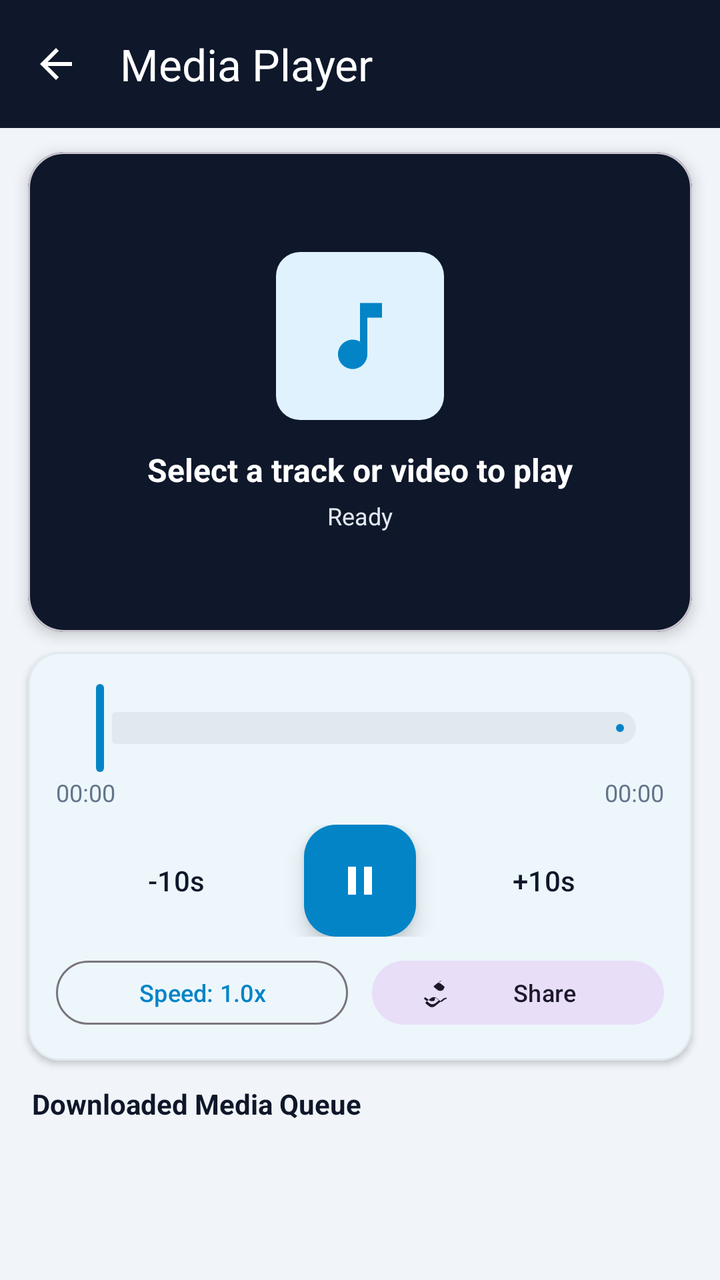
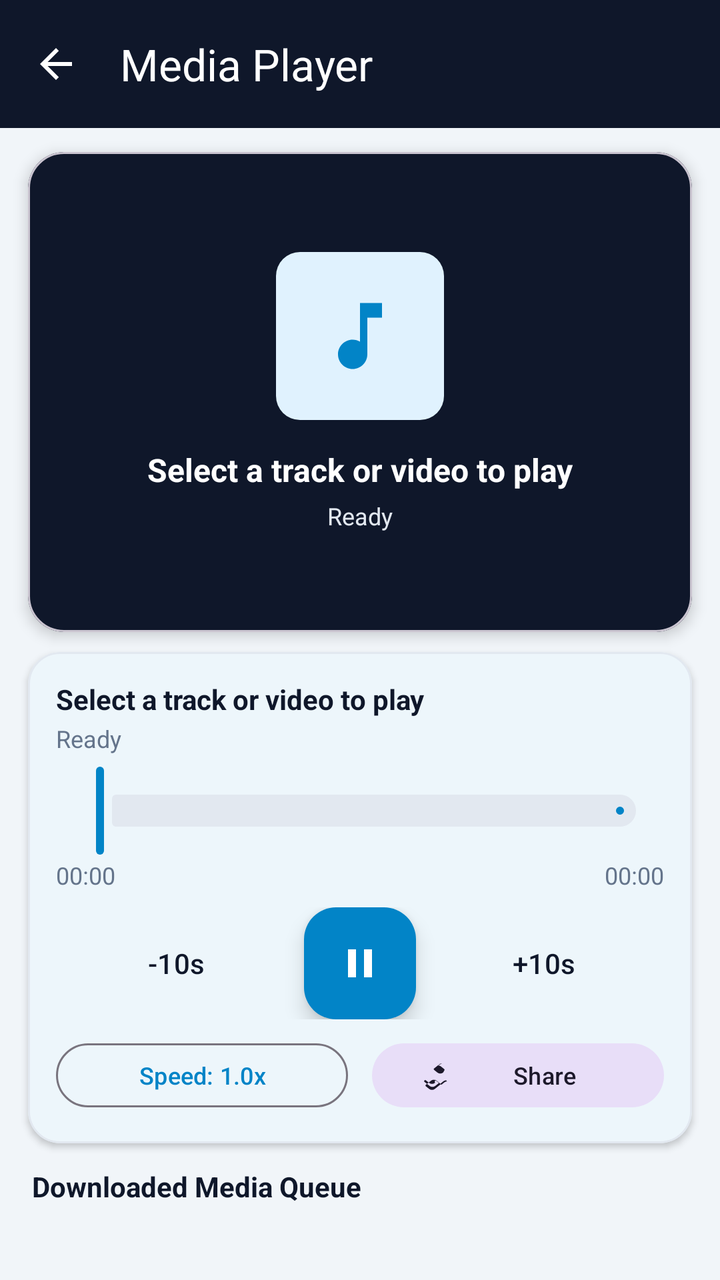

Compare the two renders of this Android layout. The source of the first and the diff that turns it into the second are given below.
<!-- AndroidManifest.xml: activity theme Theme.DownloadManager -->
<!-- res/layout/activity_media_player.xml -->
<?xml version="1.0" encoding="utf-8"?>
<LinearLayout
    xmlns:android="http://schemas.android.com/apk/res/android"
    xmlns:app="http://schemas.android.com/apk/res-auto"
    android:layout_width="match_parent"
    android:layout_height="match_parent"
    android:background="@color/colorBackground"
    android:orientation="vertical">

    <com.google.android.material.appbar.MaterialToolbar
        android:id="@+id/toolbar"
        android:layout_width="match_parent"
        android:layout_height="?attr/actionBarSize"
        android:background="@color/colorHeaderBg"
        app:navigationIcon="@drawable/ic_back"
        app:navigationIconTint="@color/white"
        app:title="@string/media_player"
        app:titleTextColor="@color/white" />

    
    <com.google.android.material.card.MaterialCardView
        android:layout_width="match_parent"
        android:layout_height="240dp"
        android:layout_marginHorizontal="14dp"
        android:layout_marginTop="12dp"
        app:cardBackgroundColor="@color/colorHeaderBg"
        app:cardCornerRadius="18dp"
        app:cardElevation="4dp">

        <FrameLayout
            android:layout_width="match_parent"
            android:layout_height="match_parent">

            <androidx.media3.ui.PlayerView
                android:id="@+id/playerView"
                android:layout_width="match_parent"
                android:layout_height="match_parent"
                android:visibility="gone"
                app:resize_mode="fit"
                app:use_controller="true" />

            <LinearLayout
                android:id="@+id/audioContainer"
                android:layout_width="match_parent"
                android:layout_height="match_parent"
                android:gravity="center"
                android:orientation="vertical"
                android:padding="16dp">

                <FrameLayout
                    android:layout_width="84dp"
                    android:layout_height="84dp"
                    android:background="@drawable/icon_badge_background">

                    <ImageView
                        android:id="@+id/ivArtwork"
                        android:layout_width="44dp"
                        android:layout_height="44dp"
                        android:layout_gravity="center"
                        android:contentDescription="@string/media_player"
                        android:src="@drawable/ic_music"
                        app:tint="@color/colorPrimary" />
                </FrameLayout>

                <TextView
                    android:id="@+id/tvMediaTitle"
                    android:layout_width="match_parent"
                    android:layout_height="wrap_content"
                    android:layout_marginTop="14dp"
                    android:ellipsize="end"
                    android:gravity="center"
                    android:maxLines="2"
                    android:text="Select a track or video to play"
                    android:textColor="@color/white"
                    android:textSize="16sp"
                    android:textStyle="bold" />

                <TextView
                    android:id="@+id/tvMediaSubtitle"
                    android:layout_width="match_parent"
                    android:layout_height="wrap_content"
                    android:layout_marginTop="4dp"
                    android:ellipsize="end"
                    android:gravity="center"
                    android:maxLines="1"
                    android:text="Ready"
                    android:textColor="@color/light_gray"
                    android:textSize="12sp" />
            </LinearLayout>
        </FrameLayout>
    </com.google.android.material.card.MaterialCardView>

    
    <com.google.android.material.card.MaterialCardView
        android:id="@+id/controlsCard"
        android:layout_width="match_parent"
        android:layout_height="wrap_content"
        android:layout_marginHorizontal="14dp"
        android:layout_marginTop="10dp"
        app:cardBackgroundColor="@color/colorSurface"
        app:cardCornerRadius="16dp"
        app:cardElevation="2dp"
        app:strokeColor="@color/colorBorder"
        app:strokeWidth="1dp">

        <LinearLayout
            android:layout_width="match_parent"
            android:layout_height="wrap_content"
            android:orientation="vertical"
            android:padding="14dp">

            <com.google.android.material.slider.Slider
                android:id="@+id/seekSlider"
                android:layout_width="match_parent"
                android:layout_height="wrap_content"
                android:value="0"
                android:valueFrom="0"
                android:valueTo="100"
                app:labelBehavior="gone"
                app:thumbColor="@color/colorPrimary"
                app:trackColorActive="@color/colorPrimary"
                app:trackColorInactive="@color/light_gray" />

            <LinearLayout
                android:layout_width="match_parent"
                android:layout_height="wrap_content"
                android:orientation="horizontal">

                <TextView
                    android:id="@+id/tvCurrentTime"
                    android:layout_width="wrap_content"
                    android:layout_height="wrap_content"
                    android:text="00:00"
                    android:textColor="@color/gray"
                    android:textSize="12sp" />

                <View
                    android:layout_width="0dp"
                    android:layout_height="0dp"
                    android:layout_weight="1" />

                <TextView
                    android:id="@+id/tvTotalTime"
                    android:layout_width="wrap_content"
                    android:layout_height="wrap_content"
                    android:text="00:00"
                    android:textColor="@color/gray"
                    android:textSize="12sp" />
            </LinearLayout>

            <LinearLayout
                android:layout_width="match_parent"
                android:layout_height="wrap_content"
                android:layout_marginTop="8dp"
                android:gravity="center"
                android:orientation="horizontal">

                <com.google.android.material.button.MaterialButton
                    android:id="@+id/btnRewind"
                    style="@style/Widget.Material3.Button.TextButton"
                    android:layout_width="wrap_content"
                    android:layout_height="44dp"
                    android:text="-10s"
                    android:textColor="@color/colorOnSurface" />

                <com.google.android.material.floatingactionbutton.FloatingActionButton
                    android:id="@+id/btnPlayPause"
                    android:layout_width="wrap_content"
                    android:layout_height="wrap_content"
                    android:layout_marginHorizontal="20dp"
                    android:contentDescription="@string/resume"
                    android:src="@drawable/ic_pause"
                    app:backgroundTint="@color/colorPrimary"
                    app:tint="@color/white" />

                <com.google.android.material.button.MaterialButton
                    android:id="@+id/btnForward"
                    style="@style/Widget.Material3.Button.TextButton"
                    android:layout_width="wrap_content"
                    android:layout_height="44dp"
                    android:text="+10s"
                    android:textColor="@color/colorOnSurface" />
            </LinearLayout>

            <LinearLayout
                android:layout_width="match_parent"
                android:layout_height="wrap_content"
                android:layout_marginTop="8dp"
                android:gravity="center"
                android:orientation="horizontal">

                <com.google.android.material.button.MaterialButton
                    android:id="@+id/btnSpeed"
                    style="@style/Widget.Material3.Button.OutlinedButton"
                    android:layout_width="0dp"
                    android:layout_height="40dp"
                    android:layout_marginEnd="6dp"
                    android:layout_weight="1"
                    android:text="Speed: 1.0x"
                    android:textSize="12sp" />

                <com.google.android.material.button.MaterialButton
                    android:id="@+id/btnShareMedia"
                    style="@style/Widget.Material3.Button.TonalButton"
                    android:layout_width="0dp"
                    android:layout_height="40dp"
                    android:layout_marginStart="6dp"
                    android:layout_weight="1"
                    android:text="@string/share"
                    android:textSize="12sp"
                    app:icon="@drawable/ic_share" />
            </LinearLayout>
        </LinearLayout>
    </com.google.android.material.card.MaterialCardView>

    
    <TextView
        android:layout_width="match_parent"
        android:layout_height="wrap_content"
        android:layout_marginHorizontal="16dp"
        android:layout_marginTop="12dp"
        android:layout_marginBottom="4dp"
        android:text="Downloaded Media Queue"
        android:textColor="@color/colorOnSurface"
        android:textSize="14sp"
        android:textStyle="bold" />

    <androidx.recyclerview.widget.RecyclerView
        android:id="@+id/rvMediaQueue"
        android:layout_width="match_parent"
        android:layout_height="0dp"
        android:layout_weight="1"
        android:clipToPadding="false"
        android:paddingHorizontal="14dp"
        android:paddingBottom="16dp" />

</LinearLayout>
<!-- resources referenced by this layout -->
<resources>
  <color name="colorBackground">#FFF1F5F9</color>
  <color name="colorBorder">#FFE2E8F0</color>
  <color name="colorHeaderBg">#FF0F172A</color>
  <color name="colorOnSurface">#FF0F172A</color>
  <color name="colorPrimary">#FF0284C7</color>
  <color name="colorSurface">#FFFFFFFF</color>
  <color name="gray">#FF64748B</color>
  <color name="light_gray">#FFE2E8F0</color>
  <color name="white">#FFFFFFFF</color>
  <!-- drawable ic_back (drawable) -->
  <?xml version="1.0" encoding="utf-8"?>
  <vector xmlns:android="http://schemas.android.com/apk/res/android"
      android:width="24dp"
      android:height="24dp"
      android:viewportWidth="24"
      android:viewportHeight="24">
      <path
          android:fillColor="#FFFFFFFF"
          android:pathData="M20,11H7.83l5.59,-5.59L12,4l-8,8 8,8 1.41,-1.41L7.83,13H20v-2z" />
  </vector>
  <!-- drawable ic_music (drawable) -->
  <?xml version="1.0" encoding="utf-8"?>
  <vector xmlns:android="http://schemas.android.com/apk/res/android"
      android:width="24dp"
      android:height="24dp"
      android:viewportWidth="24"
      android:viewportHeight="24">
      <path
          android:fillColor="#FF000000"
          android:pathData="M12,3v10.55c-0.59,-0.34 -1.27,-0.55 -2,-0.55 -2.21,0 -4,1.79 -4,4s1.79,4 4,4 4,-1.79 4,-4V7h4V3h-6z" />
  </vector>
  <!-- drawable ic_pause (drawable) -->
  <?xml version="1.0" encoding="utf-8"?>
  <vector xmlns:android="http://schemas.android.com/apk/res/android"
      android:width="24dp"
      android:height="24dp"
      android:viewportWidth="24"
      android:viewportHeight="24">
      <path
          android:fillColor="#FF000000"
          android:pathData="M6,19h4V5H6v14zm8,-14v14h4V5h-4z" />
  </vector>
  <!-- drawable icon_badge_background (drawable) -->
  <?xml version="1.0" encoding="utf-8"?>
  <shape xmlns:android="http://schemas.android.com/apk/res/android">
      <solid android:color="@color/icon_bg_tint" />
      <corners android:radius="12dp" />
  </shape>
  <string name="media_player">Media Player</string>
  <string name="resume">Resume</string>
  <string name="share">Share</string>
  <style name="Theme.DownloadManager" parent="Theme.Material3.DayNight.NoActionBar">
          <item name="colorPrimary">@color/colorPrimary</item>
          <item name="colorPrimaryDark">@color/colorPrimaryDark</item>
          <item name="colorAccent">@color/colorAccent</item>
          <item name="colorSecondary">@color/colorAccent</item>
          <item name="colorOnPrimary">@color/colorOnPrimary</item>
          <item name="colorSurface">@color/colorSurface</item>
          <item name="colorOnSurface">@color/colorOnSurface</item>
          <item name="android:windowBackground">@color/colorBackground</item>
          <item name="android:statusBarColor">@color/colorHeaderBg</item>
          <item name="android:windowLightStatusBar">false</item>
      </style>
  <color name="icon_bg_tint">#FFE0F2FE</color>
  <color name="colorPrimaryDark">#FF0F172A</color>
  <color name="colorAccent">#FF06B6D4</color>
  <color name="colorOnPrimary">#FFFFFFFF</color>
  <!-- unchanged entries left out for length: 1 -->
</resources>

<!-- the commit's change to res/layout/activity_media_player.xml (unified diff, before → after) -->
@@ -36,8 +36,18 @@
                 android:layout_width="match_parent"
                 android:layout_height="match_parent"
                 android:visibility="gone"
+                app:keep_content_on_player_reset="true"
                 app:resize_mode="fit"
+                app:shutter_background_color="@android:color/transparent"
+                app:surface_type="texture_view"
                 app:use_controller="true" />
+
+            <VideoView
+                android:id="@+id/platformVideoView"
+                android:layout_width="match_parent"
+                android:layout_height="match_parent"
+                android:layout_gravity="center"
+                android:visibility="gone" />
 
             <LinearLayout
                 android:id="@+id/audioContainer"
@@ -109,6 +119,29 @@
             android:orientation="vertical"
             android:padding="14dp">
 
+            <TextView
+                android:id="@+id/tvNowPlayingTitle"
+                android:layout_width="match_parent"
+                android:layout_height="wrap_content"
+                android:ellipsize="end"
+                android:maxLines="1"
+                android:text="Select a track or video to play"
+                android:textColor="@color/colorOnSurface"
+                android:textSize="14sp"
+                android:textStyle="bold" />
+
+            <TextView
+                android:id="@+id/tvNowPlayingCodec"
+                android:layout_width="match_parent"
+                android:layout_height="wrap_content"
+                android:layout_marginTop="2dp"
+                android:layout_marginBottom="4dp"
+                android:ellipsize="end"
+                android:maxLines="1"
+                android:text="Ready"
+                android:textColor="@color/gray"
+                android:textSize="12sp" />
+
             <com.google.android.material.slider.Slider
                 android:id="@+id/seekSlider"
                 android:layout_width="match_parent"
